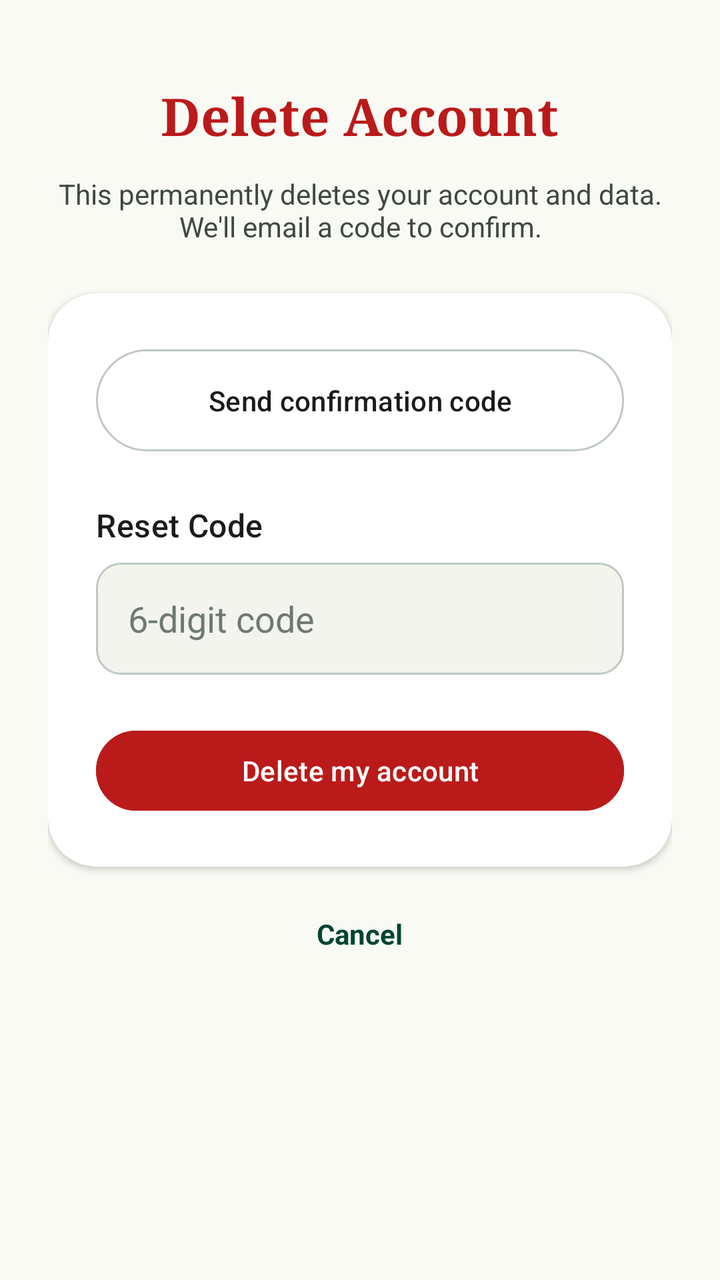
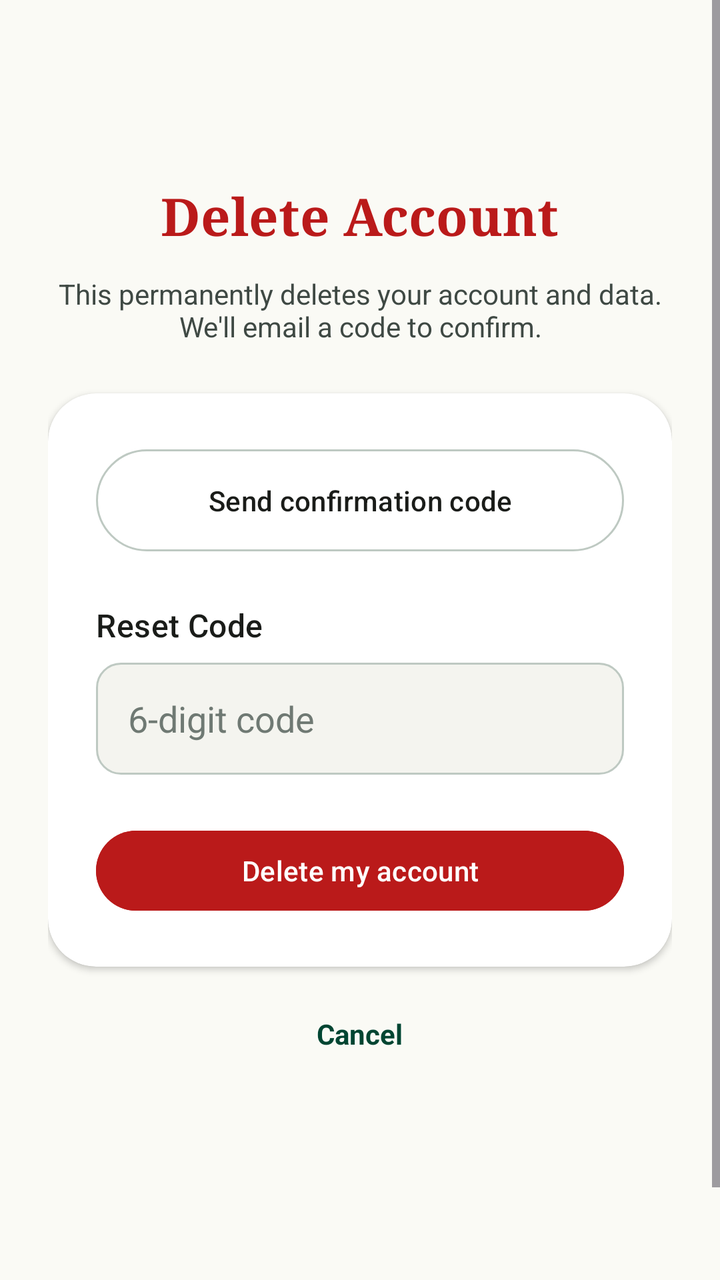

Compare the two renders of this Android layout. The source of the first and the diff that turns it into the second are given below.
<!-- AndroidManifest.xml: application theme Theme.KasrateDarrod -->
<!-- res/layout/activity_delete_account.xml -->
<?xml version="1.0" encoding="utf-8"?>
<ScrollView xmlns:android="http://schemas.android.com/apk/res/android"
    xmlns:app="http://schemas.android.com/apk/res-auto"
    android:layout_width="match_parent"
    android:layout_height="match_parent"
    android:background="@color/surface"
    android:fillViewport="true">

    <LinearLayout
        android:layout_width="match_parent"
        android:layout_height="wrap_content"
        android:orientation="vertical"
        android:gravity="center_horizontal"
        android:paddingHorizontal="24dp"
        android:paddingVertical="40dp">

        <TextView
            android:layout_width="wrap_content"
            android:layout_height="wrap_content"
            android:text="@string/delete_account"
            android:textSize="26sp"
            android:textStyle="bold"
            android:fontFamily="serif"
            android:textColor="@color/error" />

        <TextView
            android:layout_width="match_parent"
            android:layout_height="wrap_content"
            android:layout_marginTop="12dp"
            android:gravity="center"
            android:text="@string/delete_account_warning"
            android:textColor="@color/on_surface_variant"
            android:textSize="14sp" />

        <com.google.android.material.card.MaterialCardView
            style="@style/Widget.Noor.Card"
            android:layout_width="match_parent"
            android:layout_height="wrap_content"
            android:layout_marginTop="24dp"
            app:contentPadding="24dp">

            <LinearLayout
                android:layout_width="match_parent"
                android:layout_height="wrap_content"
                android:orientation="vertical">

                <com.google.android.material.button.MaterialButton
                    android:id="@+id/btn_send_code"
                    style="@style/Widget.Noor.Button.Outlined"
                    android:layout_width="match_parent"
                    android:layout_height="wrap_content"
                    android:text="@string/send_deletion_code" />

                <TextView style="@style/Text.Title"
                    android:layout_width="wrap_content" android:layout_height="wrap_content"
                    android:layout_marginTop="22dp" android:text="@string/reset_code" />
                <EditText
                    android:id="@+id/input_code"
                    android:layout_width="match_parent"
                    android:layout_height="56dp"
                    android:layout_marginTop="8dp"
                    android:background="@drawable/bg_input"
                    android:paddingHorizontal="16dp"
                    android:hint="@string/hint_code"
                    android:inputType="number"
                    android:maxLength="6"
                    android:textColorHint="@color/outline"
                    android:textColor="@color/on_surface" />

                <com.google.android.material.button.MaterialButton
                    android:id="@+id/btn_confirm_delete"
                    style="@style/Widget.Material3.Button"
                    android:layout_width="match_parent"
                    android:layout_height="wrap_content"
                    android:layout_marginTop="24dp"
                    android:text="@string/confirm_delete"
                    android:backgroundTint="@color/error"
                    android:textColor="@color/on_error" />
            </LinearLayout>
        </com.google.android.material.card.MaterialCardView>

        <TextView
            android:id="@+id/link_cancel"
            android:layout_width="wrap_content"
            android:layout_height="wrap_content"
            android:layout_marginTop="24dp"
            android:text="@string/cancel"
            android:textColor="@color/primary"
            android:textStyle="bold" />
    </LinearLayout>
</ScrollView>
<!-- resources referenced by this layout -->
<resources>
  <color name="error">#ba1a1a</color>
  <color name="on_error">#ffffff</color>
  <color name="on_surface">#1a1c19</color>
  <color name="on_surface_variant">#3f4944</color>
  <color name="outline">#6f7973</color>
  <color name="primary">#004532</color>
  <color name="surface">#fafaf5</color>
  <!-- drawable bg_input (drawable) -->
  <?xml version="1.0" encoding="utf-8"?>
  <shape xmlns:android="http://schemas.android.com/apk/res/android" android:shape="rectangle">
      <solid android:color="@color/surface_container_low" />
      <corners android:radius="12dp" />
      <stroke android:width="1dp" android:color="@color/outline_variant" />
  </shape>
  <string name="cancel">Cancel</string>
  <string name="confirm_delete">Delete my account</string>
  <string name="delete_account">Delete Account</string>
  <string name="delete_account_warning">This permanently deletes your account and data. We\'ll email a code to confirm.</string>
  <string name="hint_code">6-digit code</string>
  <string name="reset_code">Reset Code</string>
  <string name="send_deletion_code">Send confirmation code</string>
  <style name="Text.Title" parent="TextAppearance.Material3.TitleMedium">
          <item name="android:fontFamily">sans-serif-medium</item>
          <item name="android:textColor">@color/on_surface</item>
      </style>
  <style name="Widget.Noor.Button.Outlined" parent="Widget.Material3.Button.OutlinedButton">
          <item name="android:textColor">@color/on_surface</item>
          <item name="cornerRadius">28dp</item>
          <item name="strokeColor">@color/outline_variant</item>
          <item name="android:paddingTop">16dp</item>
          <item name="android:paddingBottom">16dp</item>
      </style>
  <style name="Widget.Noor.Card" parent="Widget.Material3.CardView.Elevated">
          <item name="cardCornerRadius">24dp</item>
          <item name="cardElevation">2dp</item>
          <item name="cardBackgroundColor">@color/surface_container_lowest</item>
          <item name="contentPadding">20dp</item>
      </style>
  <style name="Theme.KasrateDarrod" parent="Base.Theme.KasrateDarrod" />
  <color name="surface_container_low">#f4f4ef</color>
  <color name="outline_variant">#bec9c2</color>
  <color name="surface_container_lowest">#ffffff</color>
  <color name="on_primary">#ffffff</color>
  <color name="primary_container">#065f46</color>
  <color name="on_primary_container">#8bd6b7</color>
  <color name="secondary">#735c00</color>
  <color name="on_secondary">#ffffff</color>
  <color name="secondary_container">#fed65b</color>
  <color name="on_secondary_container">#745c00</color>
  <color name="tertiary">#004533</color>
  <color name="tertiary_container">#1d5d49</color>
  <color name="background">#fafaf5</color>
  <color name="on_background">#1a1c19</color>
  <color name="surface_container_highest">#e3e3de</color>
  <style name="Shape.Noor.Small" parent="">
          <item name="cornerFamily">rounded</item>
          <item name="cornerSize">8dp</item>
      </style>
  <style name="Shape.Noor.Medium" parent="">
          <item name="cornerFamily">rounded</item>
          <item name="cornerSize">16dp</item>
      </style>
  <style name="Shape.Noor.Large" parent="">
          <item name="cornerFamily">rounded</item>
          <item name="cornerSize">24dp</item>
      </style>
  <style name="Animation.Noor.Activity" parent="@android:style/Animation.Activity">
          <item name="android:activityOpenEnterAnimation">@anim/slide_in_right</item>
          <item name="android:activityOpenExitAnimation">@anim/slide_out_left</item>
          <item name="android:activityCloseEnterAnimation">@anim/slide_in_left</item>
          <item name="android:activityCloseExitAnimation">@anim/slide_out_right</item>
      </style>
  <!-- unchanged entries left out for length: 1 -->
</resources>

<!-- the commit's change to res/layout/activity_delete_account.xml (unified diff, before → after) -->
@@ -12,6 +12,7 @@
         android:orientation="vertical"
         android:gravity="center_horizontal"
         android:paddingHorizontal="24dp"
+        android:layout_marginTop="50dp"
         android:paddingVertical="40dp">
 
         <TextView
